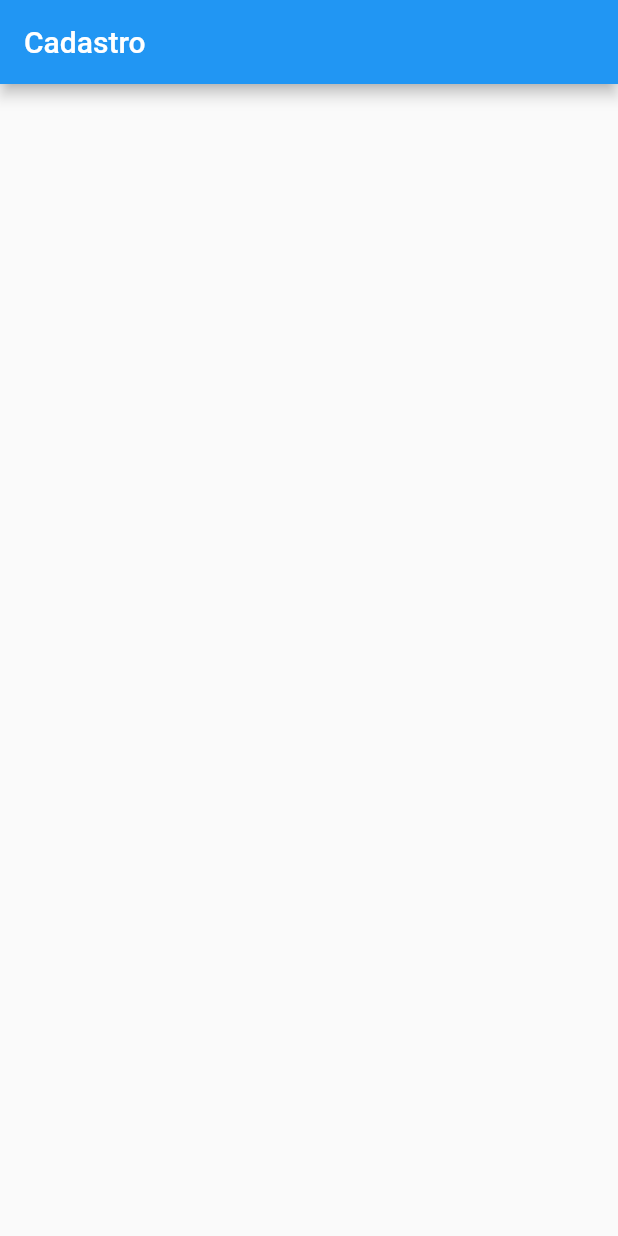
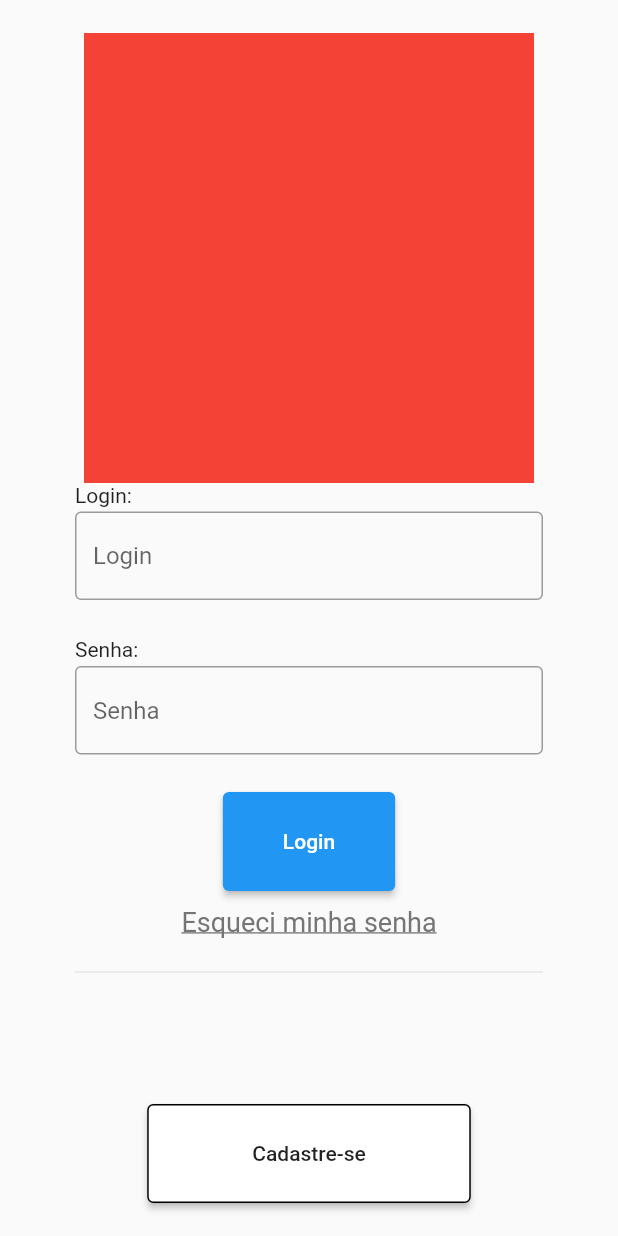
Before and after one commit to GabrielAmaro4231/IntegraPracas, a Flutter app: the screen it shows after launch, on a phone screen of 412 x 824 dp. Run offline on Flutter 3.47's test engine with Material 2 defaults, Android fonts, the phone set to English and light mode, and no system bars.

Commit message:
tela de login e registro sem funcoes

```diff
--- a/lib/views/cadastro.dart
+++ b/lib/views/cadastro.dart
@@ -1,16 +1,108 @@
 import 'package:flutter/material.dart';
 
-class Cadastro extends StatelessWidget {
+class CadastroView extends StatefulWidget {
+  @override
+  _CadastroViewState createState() => _CadastroViewState();
+}
+
+class _CadastroViewState extends State<CadastroView> {
   @override
   Widget build(BuildContext context) {
     return Scaffold(
-      appBar: AppBar(title: Text('Cadastro')),
-      body: Column(
-        mainAxisAlignment: MainAxisAlignment.center,
-        crossAxisAlignment: CrossAxisAlignment.center,
-        children: [
+        // appBar: AppBar(title: Text('Cadastro')),
+        body: Column(
+      mainAxisAlignment: MainAxisAlignment.center,
+      children: [
+        Text('Registre sua Conta.',
+            style: TextStyle(fontWeight: FontWeight.bold, fontSize: 36)),
+        SizedBox(height: 100),
+        Container(
+          padding: new EdgeInsets.fromLTRB(50, 0, 50, 0),
+          child: Column(
+            mainAxisAlignment: MainAxisAlignment.center,
+            crossAxisAlignment: CrossAxisAlignment.center,
+            children: [
+              BuildInputField(label: 'Nome'),
+              BuildInputField(label: 'E-mail'),
+              BuildInputField(label: 'Confirmação do E-mail'),
+              BuildInputField(label: 'Senha'),
+              BuildInputField(label: 'Confirmação da Senha'),
+              Termos(),
+              Row(
+                mainAxisAlignment: MainAxisAlignment.spaceBetween,
+                children: [
+                  ElevatedButton(
+                    style: ElevatedButton.styleFrom(
+                        primary: Colors.white,
+                        padding:
+                            EdgeInsets.symmetric(horizontal: 70, vertical: 25),
+                        side: BorderSide(color: Colors.black)),
+                    onPressed: () {},
+                    child: Text(
+                      'Voltar',
+                      style: TextStyle(color: Colors.black87),
+                    ),
+                  ),
+                  ElevatedButton(
+                    style: ElevatedButton.styleFrom(
+                        primary: Colors.blue,
+                        padding:
+                            EdgeInsets.symmetric(horizontal: 70, vertical: 25)),
+                    onPressed: () {},
+                    child: const Text('Confirmar'),
+                  ),
+                ],
+              ),
+            ],
+          ),
+        ),
+      ],
+    ));
+  }
+}
 
-        ],)
+class BuildInputField extends StatelessWidget {
+  String label;
+  BuildInputField({this.label = ''});
+  @override
+  Widget build(BuildContext context) {
+    return Column(
+      children: [
+        Container(
+          alignment: Alignment.centerLeft,
+          child: Text('${label}:'),
+        ),
+        SizedBox(height: 3),
+        Center(
+            child: TextField(
+                decoration: InputDecoration(
+                    border: OutlineInputBorder(), hintText: label))),
+        SizedBox(height: 25)
+      ],
     );
   }
 }
+
+class Termos extends StatefulWidget {
+  @override
+  _TermosState createState() => _TermosState();
+}
+
+class _TermosState extends State<Termos> {
+  bool valor = false;
+  @override
+  Widget build(BuildContext context) {
+    return Container(
+      child: CheckboxListTile(
+        controlAffinity: ListTileControlAffinity.leading,
+        value: valor,
+        onChanged: (value) {
+          setState(() {
+            valor = !valor;
+          });
+        },
+        title: Text('Eu concordo com os Termos de Segurança'),
+      ),
+    );
+  }
+}
--- a/lib/views/home.dart
+++ b/lib/views/home.dart
@@ -1,10 +1,10 @@
 import 'package:flutter/material.dart';
-import 'package:integrapracas/views/cadastro.dart';
+import 'package:integrapracas/views/login.dart';
 
 class App extends StatelessWidget {
   Widget build(BuildContext context) {
     return MaterialApp(
-      home: Cadastro(),
+      home: LoginView(),
     );
   }
 }
--- /dev/null
+++ b/lib/views/login.dart
@@ -0,0 +1,62 @@
+import 'package:flutter/material.dart';
+import 'cadastro.dart';
+
+class LoginView extends StatelessWidget {
+  @override
+  Widget build(BuildContext context) {
+    return Scaffold(
+        // appBar: AppBar(title: Text('Cadastro')),
+        body: Column(
+      mainAxisAlignment: MainAxisAlignment.center,
+      children: [
+        Container(
+          color: Colors.red,
+          height: 300,
+          width: 300),
+        Container(
+          padding: new EdgeInsets.fromLTRB(50, 0, 50, 0),
+          child: Column(
+            mainAxisAlignment: MainAxisAlignment.center,
+            crossAxisAlignment: CrossAxisAlignment.center,
+            children: [
+              BuildInputField(label: 'Login'),
+              BuildInputField(label: 'Senha'),
+              ElevatedButton(
+                style: ElevatedButton.styleFrom(
+                    primary: Colors.blue,
+                    padding:
+                        EdgeInsets.symmetric(horizontal: 40, vertical: 25)),
+                onPressed: () {},
+                child: Text('Login'),
+              ),
+              SizedBox(height: 10),
+              GestureDetector(
+                onTap: () => print('apertado'),
+                child: Text('Esqueci minha senha',
+                style: TextStyle(
+                  color: Colors.grey.shade600,
+                  decoration: TextDecoration.underline,
+                  fontSize: 18))
+              ),
+              SizedBox(height: 15),
+              Divider(),
+              SizedBox(height: 80),
+              ElevatedButton(
+                style: ElevatedButton.styleFrom(
+                    primary: Colors.white,
+                      padding:
+                          EdgeInsets.symmetric(horizontal: 70, vertical: 25),
+                      side: BorderSide(color: Colors.black)),
+                  onPressed: () {},
+                  child: Text(
+                    'Cadastre-se',
+                    style: TextStyle(color: Colors.black87),
+                  ),
+                ),
+            ],
+          ),
+        ),
+      ],
+    ));
+  }
+}
```
